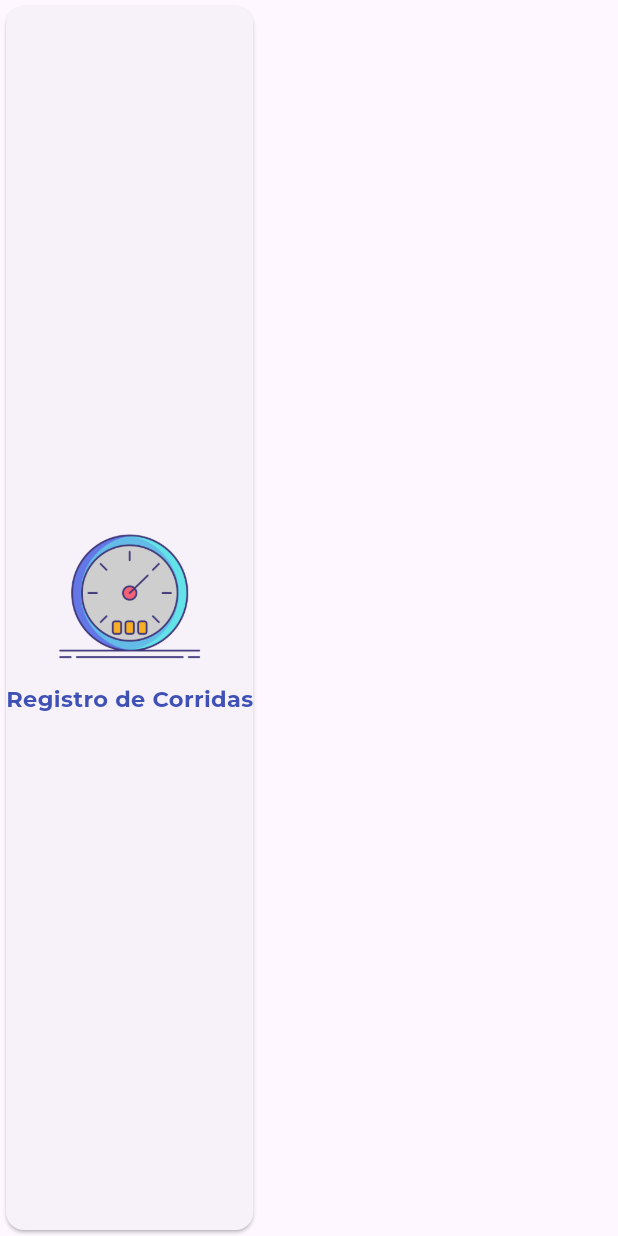
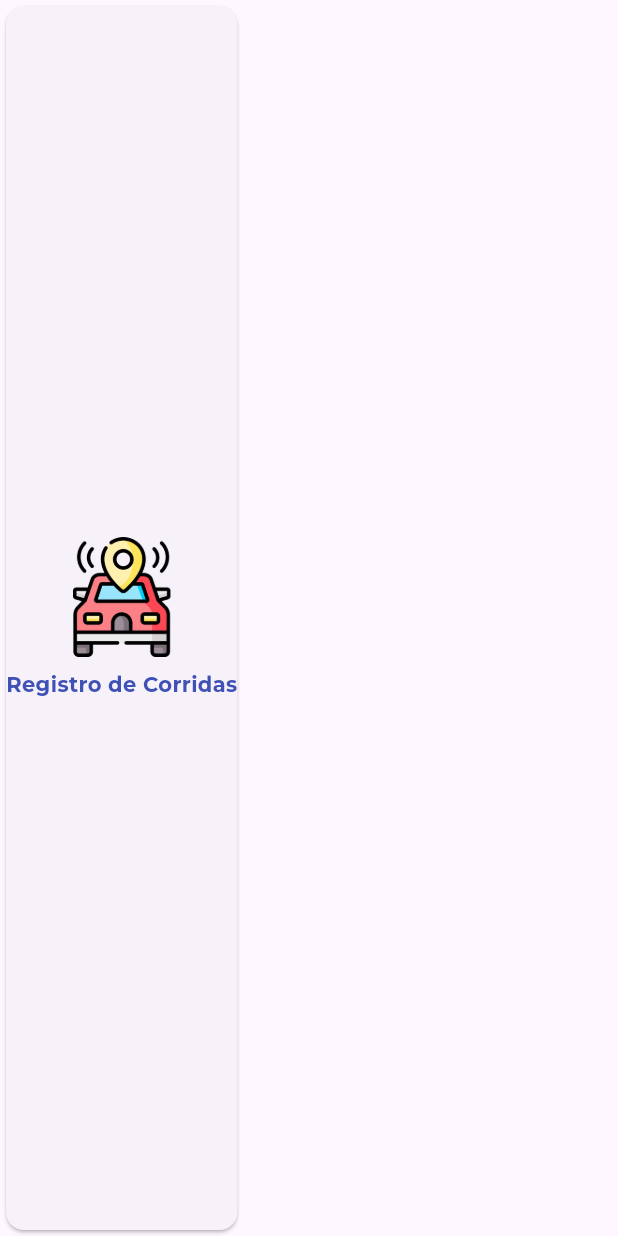
Before and after one commit to NSuzano/app_odometro, a Flutter app: the CardHome widget shown alone on an empty page, opened directly, on a phone screen of 412 x 824 dp. Run offline on Flutter 3.47's test engine with Material 3 defaults, Android fonts, the phone set to English and light mode, and no system bars; our stand-ins replace auto_size_text, geolocator, get, image_cropper, image_picker, jwt_decoder and 2 more; missing offline and left inert: google_mlkit_text_recognition; accounts and stored records are empty; project files that could hold a hidden picture were left out.

Commit message:
:sparkles: feat: Adicionado novos ícones

```diff
--- a/lib/pages/home/home.dart
+++ b/lib/pages/home/home.dart
@@ -194,7 +194,7 @@ class _HomeState extends State<Home> {
                         }
                       },
                       child: const CardHome(
-                          image: "assets/icons/odometro.png",
+                          image: "assets/icons/car.png",
                           text: "Registro de Corridas"),
                     ),
                     GestureDetector(
@@ -235,7 +235,7 @@ class _HomeState extends State<Home> {
                         }
                       },
                       child: const CardHome(
-                          image: "assets/icons/honorarios.png",
+                          image: "assets/icons/parking-ticket.png",
                           text: "Dispesas"),
                     ),
                     GestureDetector(
@@ -261,7 +261,7 @@ class _HomeState extends State<Home> {
                         }
                       },
                       child: const CardHome(
-                          image: "assets/icons/honorarios.png",
+                          image: "assets/icons/insurance.png",
                           text: "Vistoria"),
                     ),
                   ],
--- a/lib/util/card_home.dart
+++ b/lib/util/card_home.dart
@@ -14,15 +14,15 @@ class CardHome extends StatelessWidget {
         children: [
           Image.asset(
             image,
-            height: 100,
-            width: 100,
+            height: 80,
+            width: 80,
             fit: BoxFit.cover,
           ),
           const SizedBox(height: 8.0),
           Text(
             text,
             style: const TextStyle(
-                fontSize: 15.0,
+                fontSize: 14.0,
                 fontWeight: FontWeight.bold,
                 color: kDefaultColors),
           ),
```
Also changed, not shown: assets/icons/car.png, assets/icons/insurance.png (added), assets/icons/parking-ticket.png (added).
